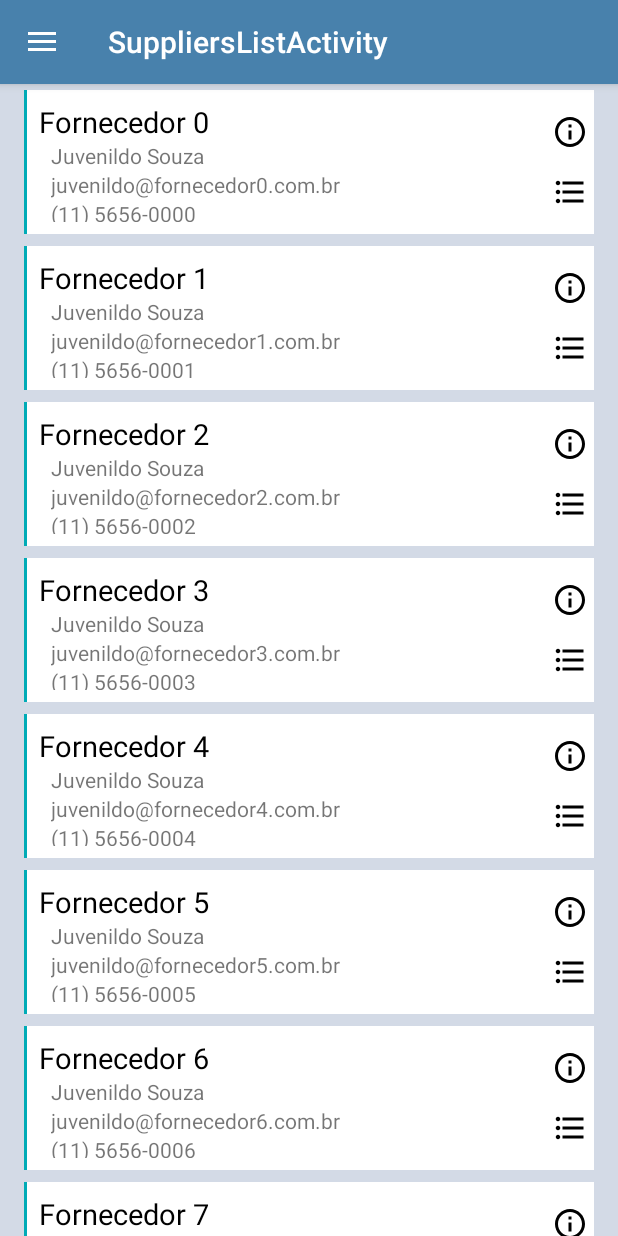
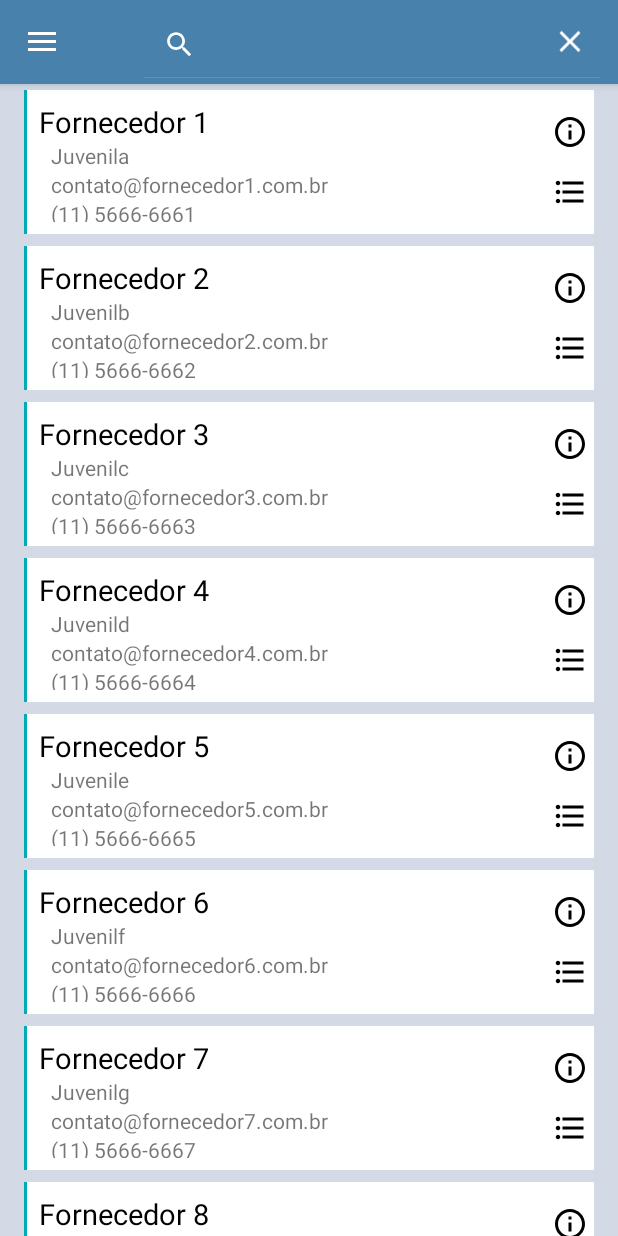
Before and after one commit to CRC-Mismatch/ConectaTri, an Android app: the SuppliersListActivity screen opened directly, with no data from a screen before it, after a tap on an icon or button, on a phone screen of 412 x 824 dp. Run offline under Robolectric (Android 15) with nearby library versions, the phone set to English and light mode, and no system bars; our stand-ins replace data binding; 1 other tap on this screen came first.

Commit message:
Initial implementation of search feature on suppliers list

```diff
--- a/app/src/main/java/br/com/wemind/marketplacetribanco/activities/BaseDrawerActivity.java
+++ b/app/src/main/java/br/com/wemind/marketplacetribanco/activities/BaseDrawerActivity.java
@@ -86,7 +86,12 @@ public abstract class BaseDrawerActivity extends AppCompatActivity
         } else if (id == R.id.nav_products) {
             Intent i = new Intent(this, ProductsListActivity.class);
             startActivity(i);
+            finish();
+
         } else if (id == R.id.nav_suppliers) {
+            Intent i = new Intent(this, SuppliersListActivity.class);
+            startActivity(i);
+            finish();
 
         } else if (id == R.id.nav_remote_quote) {
 
--- a/app/src/main/java/br/com/wemind/marketplacetribanco/activities/SuppliersListActivity.java
+++ b/app/src/main/java/br/com/wemind/marketplacetribanco/activities/SuppliersListActivity.java
@@ -4,6 +4,11 @@ import android.databinding.DataBindingUtil;
 import android.os.Bundle;
 import android.os.Handler;
 import android.support.v7.widget.LinearLayoutManager;
+import android.support.v7.widget.SearchView;
+import android.view.Menu;
+import android.view.inputmethod.InputMethodManager;
+
+import java.util.ArrayList;
 
 import br.com.wemind.marketplacetribanco.R;
 import br.com.wemind.marketplacetribanco.adapters.SupplierAdapter;
@@ -12,10 +17,52 @@ import br.com.wemind.marketplacetribanco.databinding.ContentSuppliersListBinding
 public class SuppliersListActivity extends BaseDrawerActivity {
 
     private ContentSuppliersListBinding cb;
+    /**
+     * Entire data payload received from retrieveData()
+     */
+    private ArrayList<SupplierAdapter.Supplier> data;
+    /**
+     * Actual displayed data, after filtering
+     */
+    private ArrayList<SupplierAdapter.Supplier> filteredData = new ArrayList<>();
 
     @Override
     protected void onCreate(Bundle savedInstanceState) {
         super.onCreate(savedInstanceState);
+
+        // Setup response to search query
+        // Reset filtered data when user closes search view
+        b.search.setOnCloseListener(new SearchView.OnCloseListener() {
+            @Override
+            public boolean onClose() {
+                updateFilteredData(data);
+                cb.list.getAdapter().notifyDataSetChanged();
+                return false;
+            }
+        });
+
+        // Search payload data and update filtered data upon user input
+        b.search.setOnQueryTextListener(new SearchView.OnQueryTextListener() {
+            @Override
+            public boolean onQueryTextSubmit(String query) {
+                updateFilteredData(searchItemsFor(query));
+                cb.list.getAdapter().notifyDataSetChanged();
+
+                // Hide keyboard and clear focus
+                InputMethodManager imm =
+                        (InputMethodManager) getSystemService(INPUT_METHOD_SERVICE);
+                imm.toggleSoftInput(InputMethodManager.SHOW_FORCED, 0);
+                b.search.clearFocus();
+                return true;
+            }
+
+            @Override
+            public boolean onQueryTextChange(String newText) {
+                return false;
+            }
+        });
+        // End of search view setup
+
         // Setup content view
         cb = DataBindingUtil.inflate(getLayoutInflater(), R.layout.content_suppliers_list,
                 b.contentFrame, true);
@@ -26,18 +73,54 @@ public class SuppliersListActivity extends BaseDrawerActivity {
         retrieveData();
     }
 
+    private ArrayList<SupplierAdapter.Supplier> searchItemsFor(String query) {
+        // Naive filtering
+        ArrayList<SupplierAdapter.Supplier> filtered = new ArrayList<>();
+        for (SupplierAdapter.Supplier supplier : data) {
+            if (supplier.getSupplierName().contains(query)) {
+                filtered.add(supplier);
+            }
+        }
+        return filtered;
+    }
+
     private void retrieveData() {
         // FIXME: 24/05/2017 start data retrieval here
         (new Handler()).postDelayed(new Runnable() {
             @Override
             public void run() {
-                onDataReceived();
+                // Create and send dummy data
+                ArrayList<SupplierAdapter.Supplier> data = new ArrayList<>(100);
+
+                for (int i = 1; i <= 100; ++i) {
+                    data.add(new SupplierAdapter.Supplier(
+                            "Fornecedor " + i,
+                            "Juvenil" + (char) ((int) ('a') - 1 + i),
+                            "contato@fornecedor" + i + ".com.br",
+                            "(11) 5666-666" + i
+                    ));
+                }
+                onDataReceived(data);
             }
         }, 2000);
     }
 
-    private void onDataReceived() {
-        cb.list.setAdapter(new SupplierAdapter(this, null));
+    private void onDataReceived(ArrayList<SupplierAdapter.Supplier> data) {
+        this.data = data;
+        updateFilteredData(this.data);
+        cb.list.setAdapter(new SupplierAdapter(this, filteredData));
+    }
+
+    private void updateFilteredData(ArrayList<SupplierAdapter.Supplier> c) {
+        filteredData.clear();
+        filteredData.addAll(c);
+    }
+
+    @Override
+    public boolean onCreateOptionsMenu(Menu menu) {
+        super.onCreateOptionsMenu(menu);
+
+        return true;
     }
 
     @Override
--- a/app/src/main/java/br/com/wemind/marketplacetribanco/adapters/SupplierAdapter.java
+++ b/app/src/main/java/br/com/wemind/marketplacetribanco/adapters/SupplierAdapter.java
@@ -8,7 +8,6 @@ import android.view.View;
 import android.view.ViewGroup;
 import android.widget.Toast;
 
-import java.awt.font.TextAttribute;
 import java.util.List;
 
 import br.com.wemind.marketplacetribanco.R;
@@ -17,9 +16,9 @@ import br.com.wemind.marketplacetribanco.databinding.ItemSupplierBinding;
 public class SupplierAdapter extends RecyclerView.Adapter<SupplierAdapter.ViewHolder> {
 
     private Context context;
-    private List data;
+    private List<Supplier> data;
 
-    public SupplierAdapter(Context context, List data) {
+    public SupplierAdapter(Context context, List<Supplier> data) {
         this.context = context;
         this.data = data;
     }
@@ -35,24 +34,27 @@ public class SupplierAdapter extends RecyclerView.Adapter<SupplierAdapter.ViewHo
     }
 
     @Override
-    public void onBindViewHolder(ViewHolder vh, final int position) {
-        // FIXME: bind data and event handlers
-        vh.b.txtSupplierName.setText("Fornecedor " + position);
-        vh.b.txtContactName.setText("Juvenildo Souza");
-        vh.b.txtContactEmail.setText("juvenildo@fornecedor" + position + ".com.br");
-        vh.b.txtContactPhone.setText("(11) 5656-000" + position);
+    public void onBindViewHolder(ViewHolder vh, int position) {
+        final Supplier supplier = data.get(position);
+        vh.b.txtSupplierName.setText(supplier.getSupplierName());
+        vh.b.txtContactName.setText(supplier.getContactName());
+        vh.b.txtContactEmail.setText(supplier.getContantEmail());
+        vh.b.txtContactPhone.setText(supplier.getContantPhone());
 
+        // FIXME: 25/05/2017 bind event handlers
         vh.b.btnDelete.setOnClickListener(new View.OnClickListener() {
             @Override
             public void onClick(View v) {
-                Toast.makeText(context, "Delete " + position, Toast.LENGTH_SHORT).show();
+                Toast.makeText(context, "Delete " + supplier.getSupplierName(),
+                        Toast.LENGTH_SHORT).show();
             }
         });
 
         vh.b.btnEdit.setOnClickListener(new View.OnClickListener() {
             @Override
             public void onClick(View v) {
-                Toast.makeText(context, "Edit " + position, Toast.LENGTH_SHORT).show();
+                Toast.makeText(context, "Edit " + supplier.getSupplierName(),
+                        Toast.LENGTH_SHORT).show();
             }
         });
 
@@ -60,9 +62,38 @@ public class SupplierAdapter extends RecyclerView.Adapter<SupplierAdapter.ViewHo
 
     @Override
     public int getItemCount() {
-        // FIXME: 24/05/2017
-        return 10;
-        // return data.size();
+        return data.size();
+    }
+
+    public static class Supplier {
+        private String name;
+        private String contactName;
+        private String contantEmail;
+        private String contantPhone;
+
+        public Supplier(String name, String contactName,
+                        String contantEmail, String contantPhone) {
+            this.name = name;
+            this.contactName = contactName;
+            this.contantEmail = contantEmail;
+            this.contantPhone = contantPhone;
+        }
+
+        public String getSupplierName() {
+            return name;
+        }
+
+        public String getContactName() {
+            return contactName;
+        }
+
+        public String getContantEmail() {
+            return contantEmail;
+        }
+
+        public String getContantPhone() {
+            return contantPhone;
+        }
     }
 
     public class ViewHolder extends RecyclerView.ViewHolder {
--- a/app/src/main/res/layout/activity_base_drawer.xml
+++ b/app/src/main/res/layout/activity_base_drawer.xml
@@ -25,15 +25,21 @@
                     android:layout_width="match_parent"
                     android:layout_height="?attr/actionBarSize"
                     android:background="?attr/colorPrimary"
-                    app:popupTheme="@style/AppTheme.PopupOverlay"/>
+                    app:popupTheme="@style/AppTheme.PopupOverlay">
+
+                    <android.support.v7.widget.SearchView
+                        android:id="@+id/search"
+                        android:layout_width="wrap_content"
+                        android:layout_height="wrap_content"/>
+                </android.support.v7.widget.Toolbar>
 
             </android.support.design.widget.AppBarLayout>
 
             <FrameLayout
                 android:id="@+id/content_frame"
                 android:layout_width="match_parent"
-                android:layout_marginTop="?attr/actionBarSize"
-                android:layout_height="match_parent"/>
+                android:layout_height="match_parent"
+                android:layout_marginTop="?attr/actionBarSize"/>
 
         </android.support.design.widget.CoordinatorLayout>
 
```
